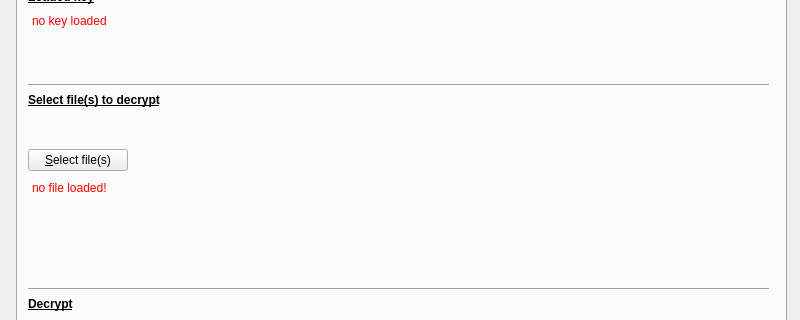
Before: the Qt Designer form mainwindow.ui in redazzalpha/xkrypt, drawn with Qt 5; both pictures show x 0 to 800 and y 111 to 431 of the 800 by 600 pixel window.
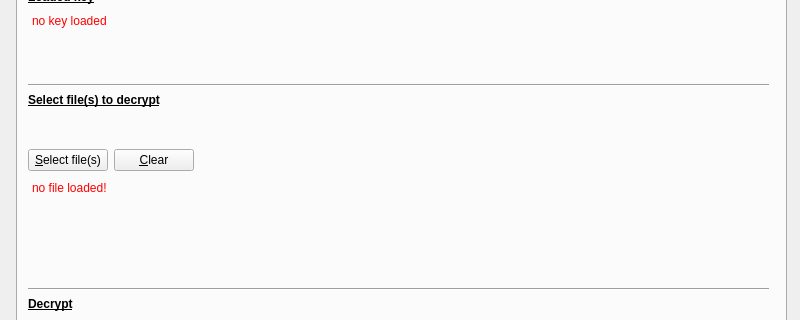
After: the same form once the commit is applied. The open tabs and pages were chosen to show the change. Icons and pictures are not drawn.

Patch:
```diff
--- a/mainwindow.ui
+++ b/mainwindow.ui
@@ -1223,6 +1223,8 @@
           </spacer>
          </item>
          <item>
+          <layout class="QHBoxLayout" name="hlayout_13">
+           <item>
           <widget class="QPushButton" name="m_decTabFileImport">
            <property name="maximumSize">
             <size>
@@ -1237,6 +1239,37 @@
             <string>Ctrl+S</string>
            </property>
           </widget>
+           </item>
+           <item>
+            <widget class="QPushButton" name="m_decTabFileClear">
+             <property name="maximumSize">
+              <size>
+               <width>100</width>
+               <height>16777215</height>
+              </size>
+             </property>
+             <property name="text">
+              <string>&amp;Clear</string>
+             </property>
+             <property name="shortcut">
+              <string>Ctrl+C</string>
+             </property>
+            </widget>
+           </item>
+           <item>
+            <spacer name="horizontalSpacer_3">
+             <property name="orientation">
+              <enum>Qt::Horizontal</enum>
+             </property>
+             <property name="sizeHint" stdset="0">
+              <size>
+               <width>40</width>
+               <height>20</height>
+              </size>
+             </property>
+            </spacer>
+           </item>
+          </layout>
          </item>
          <item>
           <widget class="QPlainTextEdit" name="m_decTabFileSelected">
```
Left out of the diff: 35 changed lines with no effect on the pictures. Lines whose indentation alone changed are shown as unchanged.
